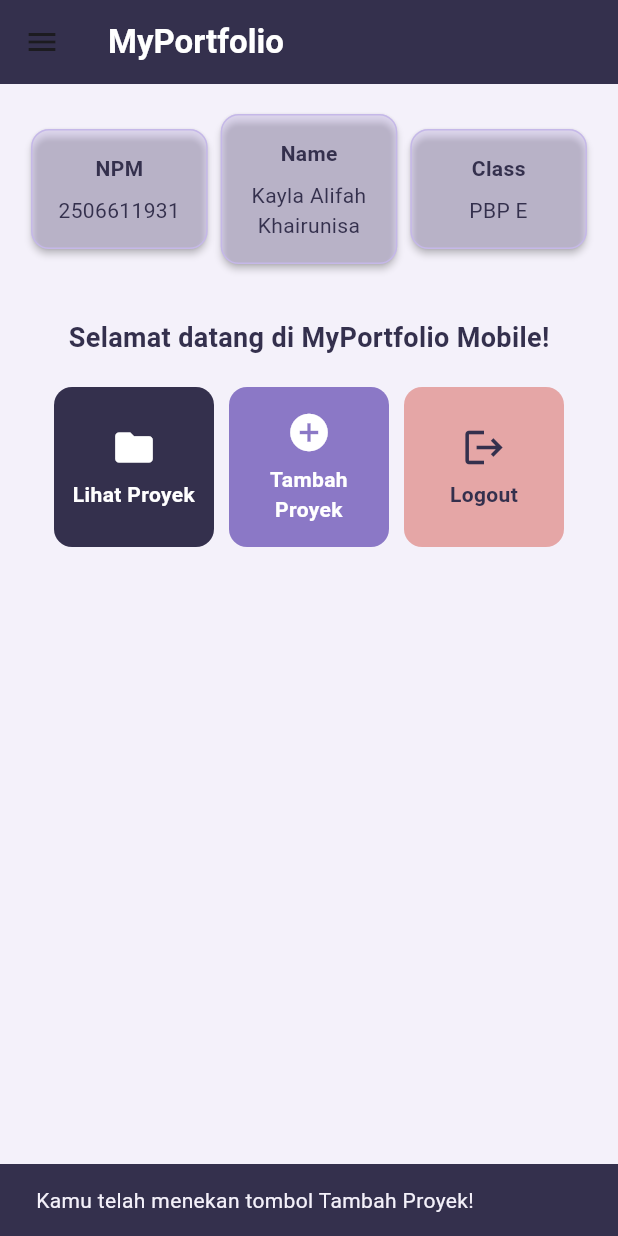
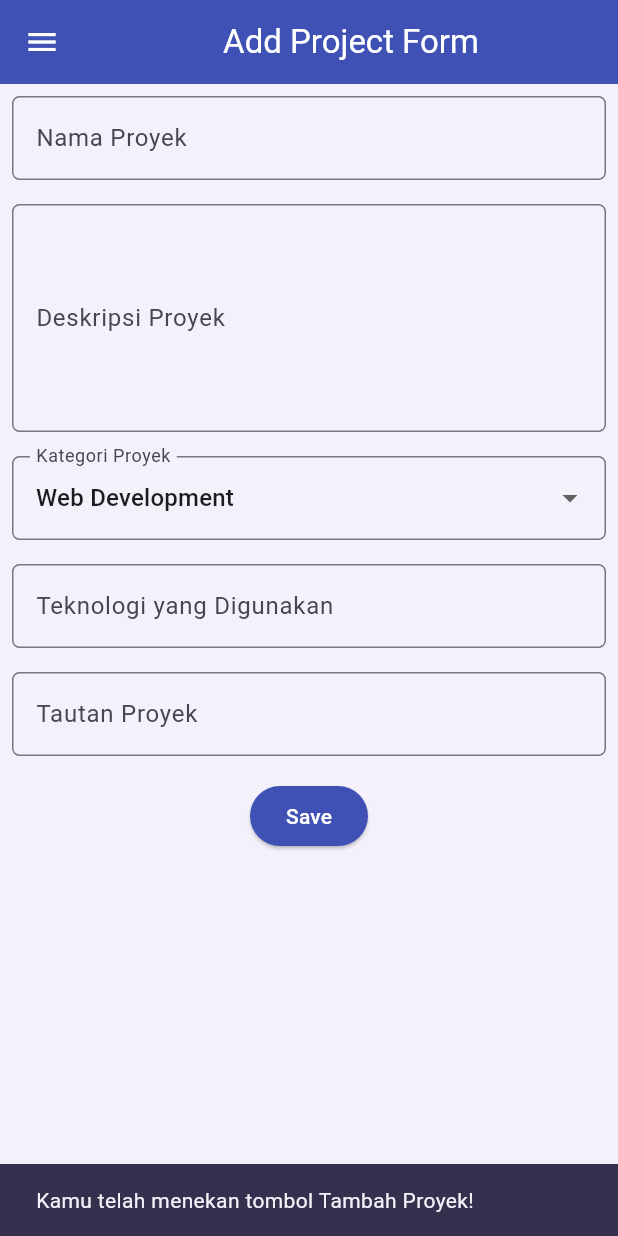
Before and after one commit to xhenst/myportofolio_mobile, a Flutter app: the LeftDrawer widget shown alone on an empty page, opened directly, after a tap on "Home", after a tap on "Tambah Proyek", on a phone screen of 412 x 824 dp. Run offline on Flutter 3.47's test engine with Material 3 defaults, Android fonts, the phone set to English and light mode, and no system bars.

Commit message:
feat: add ProjectFormPage with validation and navigation

```diff
--- a/lib/menu.dart
+++ b/lib/menu.dart
@@ -1,5 +1,6 @@
 import 'package:flutter/material.dart';
 import 'package:myportofolio_mobile/widgets/left_drawer.dart';
+import 'package:myportofolio_mobile/project_form.dart';
 
 class MyHomePage extends StatelessWidget {
   const MyHomePage({super.key});
@@ -161,6 +162,14 @@ class ItemCard extends StatelessWidget {
                 ),
               ),
             );
+            if (item.name == "Tambah Proyek") {
+              Navigator.push(
+                context,
+                MaterialPageRoute(
+                  builder: (context) => const ProjectFormPage(),
+                ),
+              );
+            }
         },
         child: Container(
           padding: const EdgeInsets.all(8),
--- /dev/null
+++ b/lib/project_form.dart
@@ -0,0 +1,199 @@
+import 'package:flutter/material.dart';
+import 'package:myportofolio_mobile/widgets/left_drawer.dart';
+
+class ProjectFormPage extends StatefulWidget {
+  const ProjectFormPage({super.key});
+
+  @override
+  State<ProjectFormPage> createState() => _ProjectFormPageState();
+}
+
+class _ProjectFormPageState extends State<ProjectFormPage> {
+  final _formKey = GlobalKey<FormState>();
+  String _projectName = "";
+  String _description = "";
+  String _category = "Web Development";
+  String _technologies = "";
+  String _projectLink = "";
+
+  final List<String> _categories = [
+    'Web Development',
+    'Mobile Development',
+    'UI/UX Design',
+    'Data Science',
+    'Game Development',
+  ];
+
+  @override
+  Widget build(BuildContext context) {
+    return Scaffold(
+      appBar: AppBar(
+        title: const Center(
+          child: Text(
+            'Add Project Form',
+          ),
+        ),
+        backgroundColor: Colors.indigo,
+        foregroundColor: Colors.white,
+      ),
+      drawer: const LeftDrawer(),
+      body: Form(
+        key: _formKey,
+        child: SingleChildScrollView(
+          child: Column(
+            crossAxisAlignment: CrossAxisAlignment.start,
+            children: [
+              // === Project Name ===
+              Padding(
+                padding: const EdgeInsets.all(8.0),
+                child: TextFormField(
+                  decoration: InputDecoration(
+                    hintText: "Nama Proyek",
+                    labelText: "Nama Proyek",
+                    border: OutlineInputBorder(
+                      borderRadius: BorderRadius.circular(5.0),
+                    ),
+                  ),
+                  onChanged: (String? value) {
+                    setState(() {
+                      _projectName = value!;
+                    });
+                  },
+                  validator: (String? value) {
+                    if (value == null || value.trim().isEmpty) {
+                      return "Nama proyek tidak boleh kosong!";
+                    }
+                    return null;
+                  },
+                ),
+              ),
+              // === Description ===
+              Padding(
+                padding: const EdgeInsets.all(8.0),
+                child: TextFormField(
+                  maxLines: 5,
+                  decoration: InputDecoration(
+                    hintText: "Deskripsi Proyek",
+                    labelText: "Deskripsi Proyek",
+                    border: OutlineInputBorder(
+                      borderRadius: BorderRadius.circular(5.0),
+                    ),
+                  ),
+                  onChanged: (String? value) {
+                    setState(() {
+                      _description = value!;
+                    });
+                  },
+                  validator: (String? value) {
+                    if (value == null || value.trim().isEmpty) {
+                      return "Deskripsi proyek tidak boleh kosong!";
+                    }
+                    return null;
+                  },
+                ),
+              ),
+              // === Category ===
+              Padding(
+                padding: const EdgeInsets.all(8.0),
+                child: DropdownButtonFormField<String>(
+                  decoration: InputDecoration(
+                    labelText: "Kategori Proyek",
+                    border: OutlineInputBorder(
+                      borderRadius: BorderRadius.circular(5.0),
+                    ),
+                  ),
+                  initialValue: _category,
+                  items: _categories
+                      .map((category) => DropdownMenuItem(
+                            value: category,
+                            child: Text(category),
+                          ))
+                      .toList(),
+                  onChanged: (String? newValue) {
+                    setState(() {
+                      _category = newValue!;
+                    });
+                  },
+                ),
+              ),
+              // === Technologies ===
+              Padding(
+                padding: const EdgeInsets.all(8.0),
+                child: TextFormField(
+                  decoration: InputDecoration(
+                    hintText: "Contoh: Flutter, Django, Figma",
+                    labelText: "Teknologi yang Digunakan",
+                    border: OutlineInputBorder(
+                      borderRadius: BorderRadius.circular(5.0),
+                    ),
+                  ),
+                  onChanged: (String? value) {
+                    setState(() {
+                      _technologies = value!;
+                    });
+                  },
+                ),
+              ),
+              // === Project Link ===
+              Padding(
+                padding: const EdgeInsets.all(8.0),
+                child: TextFormField(
+                  decoration: InputDecoration(
+                    hintText: "URL Proyek (opsional)",
+                    labelText: "Tautan Proyek",
+                    border: OutlineInputBorder(
+                      borderRadius: BorderRadius.circular(5.0),
+                    ),
+                  ),
+                  onChanged: (String? value) {
+                    setState(() {
+                      _projectLink = value!;
+                    });
+                  },
+                ),
+              ),
+              // === Tombol Simpan ===
+              Align(
+                alignment: Alignment.bottomCenter,
+                child: Padding(
+                  padding: const EdgeInsets.all(8.0),
+                  child: ElevatedButton(
+                    style: ButtonStyle(
+                      backgroundColor:
+                          WidgetStateProperty.all(Colors.indigo),
+                    ),
+                    onPressed: () {
+                      if (_formKey.currentState!.validate()) {
+                        showDialog(
+                          context: context,
+                          builder: (context) {
+                            return AlertDialog(
+                              title: const Text('Proyek berhasil ditambahkan!'),
+                              actions: [
+                                TextButton(
+                                  child: const Text('OK'),
+                                  onPressed: () {
+                                    Navigator.pop(context);
+                                    _formKey.currentState!.reset();
+                                  },
+                                ),
+                              ],
+                            );
+                          },
+                        );
+                      }
+                    },
+                    child: const Text(
+                      "Save",
+                      style: TextStyle(color: Colors.white),
+                    ),
+                  ),
+                ),
+              ),
+            ],
+          ),
+        ),
+      ),
+    );
+  }
+}
--- a/lib/widgets/left_drawer.dart
+++ b/lib/widgets/left_drawer.dart
@@ -1,6 +1,6 @@
 import 'package:flutter/material.dart';
 import 'package:myportofolio_mobile/menu.dart';
-// TODO: Impor halaman ProjectFormPage jika sudah dibuat
+import 'package:myportofolio_mobile/project_form.dart';
 
 class LeftDrawer extends StatelessWidget {
   const LeftDrawer({super.key});
@@ -54,9 +54,12 @@ class LeftDrawer extends StatelessWidget {
             title: const Text('Add Project'),
             // Navigasi ke halaman tambah proyek
             onTap: () {
-              /*
-              TODO: Buatlah routing ke halaman ProjectFormPage yang akan dibuat nanti.
-              */
+              Navigator.pushReplacement(
+                context,
+                MaterialPageRoute(
+                  builder: (context) => const ProjectFormPage(),
+                ),
+              );
             },
           ),
         ],
```
